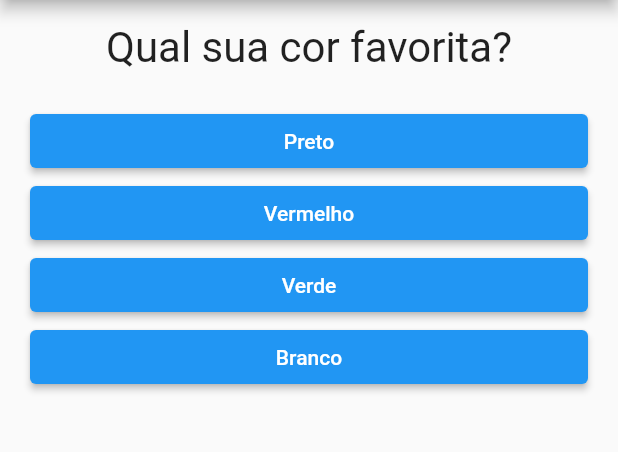
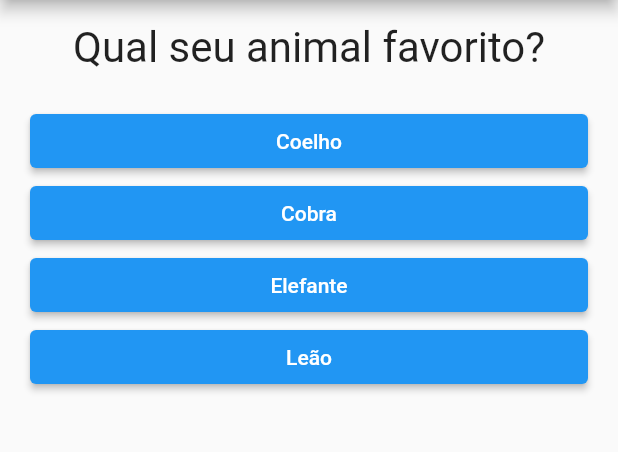
Before and after one commit to tupiribas/projeto_pergunta, a Flutter app: the screen it shows after launch, after a tap on "Preto", on a phone screen of 412 x 824 dp, the part 84-536 px from its top. Run offline on Flutter 3.47's test engine with Material 2 defaults, Android fonts, the phone set to English and light mode, and no system bars.

Commit message:
Cliando uma resposta ao final do questionario

```diff
--- a/lib/main.dart
+++ b/lib/main.dart
@@ -1,5 +1,6 @@
 // ignore_for_file: avoid_print
 
+import 'package:flutter/gestures.dart';
 import 'package:flutter/material.dart';
 import './questao.dart';
 import './resposta.dart';
@@ -28,7 +29,7 @@ class _PerguntaAppState extends State<PerguntaApp> {
   ];
 
   void _responder() {
-    if (!temPerguntaSelecionada) {
+    if (temPerguntaSelecionada) {
       setState(() {
         _perguntaSelecionada++;
       });
@@ -63,7 +64,10 @@ class _PerguntaAppState extends State<PerguntaApp> {
                       Resposta(respostas, _responder)
                     ],
                   )
-                : null));
+                : const Center(
+                    child: Text('Parabéns!',
+                        style: TextStyle(fontSize: 28)),
+                  )));
   }
 }
 
```
Also changed, not shown: lib/resultado.dart (added, +12 -0 lines).
